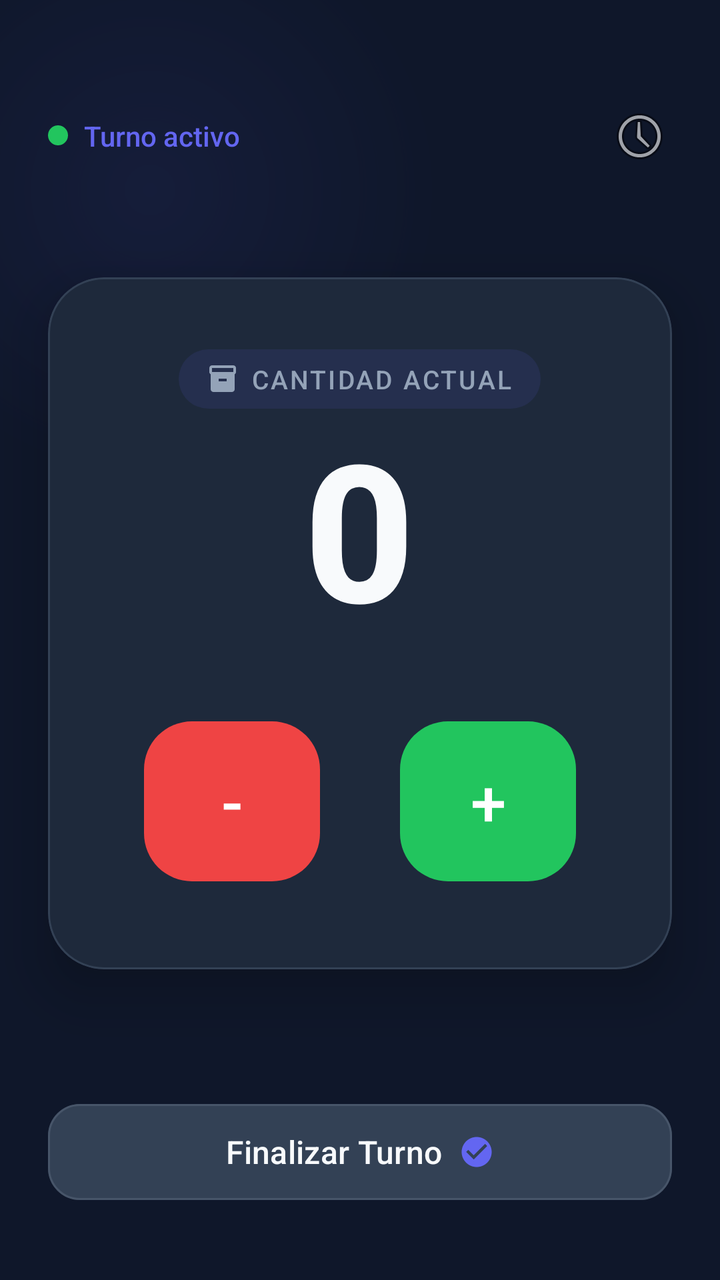
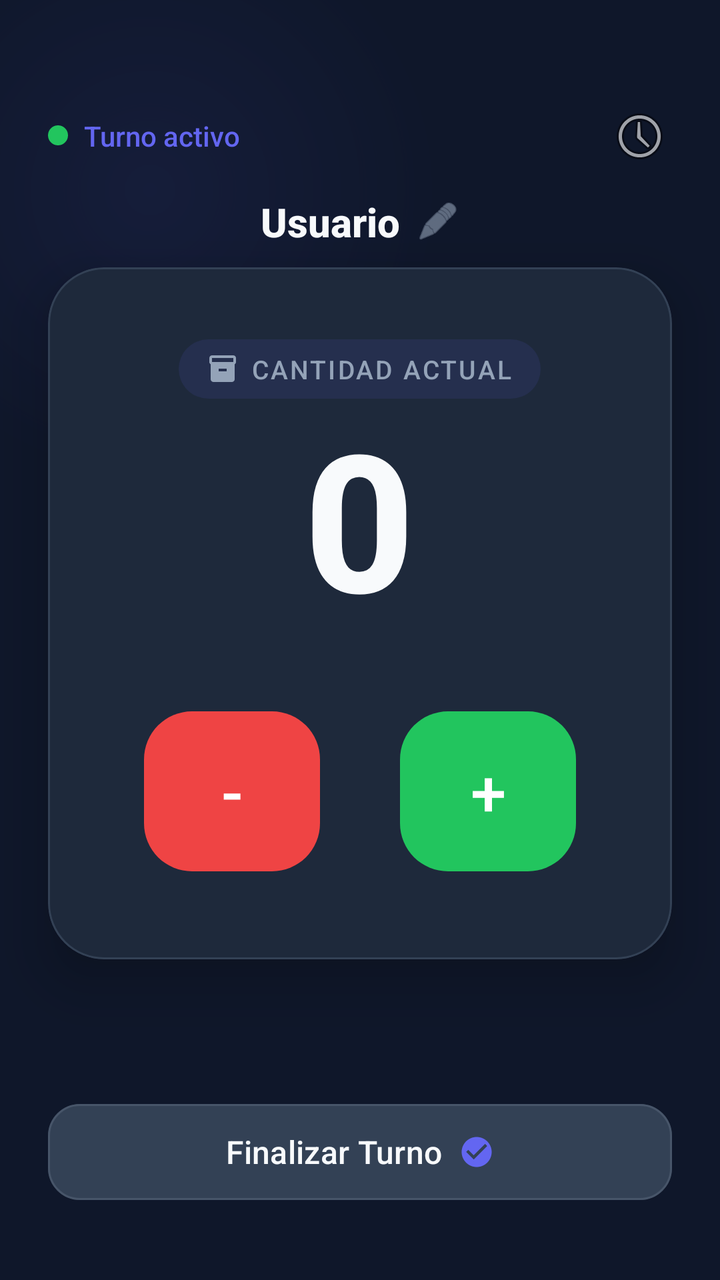

An Android layout rendered at two revisions. The XML below is the earlier revision; the diff shows what the commit changed to produce the second picture.
<!-- AndroidManifest.xml: application theme Theme.BoxCounter -->
<!-- res/layout/activity_main.xml -->
<?xml version="1.0" encoding="utf-8"?>
<androidx.constraintlayout.widget.ConstraintLayout
    xmlns:android="http://schemas.android.com/apk/res/android"
    xmlns:app="http://schemas.android.com/apk/res-auto"
    android:id="@+id/main"
    android:layout_width="match_parent"
    android:layout_height="match_parent"
    android:background="#0F172A">

    
    <View
        android:layout_width="350dp"
        android:layout_height="350dp"
        android:background="@drawable/bg_gradient_circle_primary"
        android:alpha="0.08"
        app:layout_constraintTop_toTopOf="parent"
        app:layout_constraintStart_toStartOf="parent"
        android:translationX="-100dp"
        android:translationY="-80dp"/>

    
    <LinearLayout
        android:id="@+id/topBar"
        android:layout_width="0dp"
        android:layout_height="wrap_content"
        android:orientation="horizontal"
        android:gravity="center_vertical"
        android:paddingHorizontal="24dp"
        android:paddingTop="52dp"
        android:paddingBottom="16dp"
        app:layout_constraintTop_toTopOf="parent"
        app:layout_constraintStart_toStartOf="parent"
        app:layout_constraintEnd_toEndOf="parent">

        
        <LinearLayout
            android:layout_width="0dp"
            android:layout_height="wrap_content"
            android:layout_weight="1"
            android:orientation="horizontal"
            android:gravity="center_vertical">

            <View
                android:layout_width="10dp"
                android:layout_height="10dp"
                android:background="@drawable/bg_dot_active"/>

            <TextView
                android:layout_width="wrap_content"
                android:layout_height="wrap_content"
                android:text="Turno activo"
                android:textSize="14sp"
                android:textColor="#6366F1"
                android:fontFamily="sans-serif-medium"
                android:layout_marginStart="8dp"/>
        </LinearLayout>

        <include
            android:id="@+id/btnHistory"
            layout="@layout/view_history_button"
            android:layout_width="wrap_content"
            android:layout_height="wrap_content"/>
    </LinearLayout>

    
    <com.google.android.material.card.MaterialCardView
        android:id="@+id/cardCounter"
        android:layout_width="0dp"
        android:layout_height="wrap_content"
        android:layout_marginHorizontal="24dp"
        app:cardCornerRadius="28dp"
        app:cardElevation="16dp"
        app:cardBackgroundColor="#1E293B"
        app:strokeColor="#334155"
        app:strokeWidth="1dp"
        app:layout_constraintTop_toBottomOf="@id/topBar"
        app:layout_constraintBottom_toTopOf="@id/btnFinish"
        app:layout_constraintStart_toStartOf="parent"
        app:layout_constraintEnd_toEndOf="parent"
        app:layout_constraintVertical_bias="0.38">

        <LinearLayout
            android:layout_width="match_parent"
            android:layout_height="wrap_content"
            android:orientation="vertical"
            android:paddingHorizontal="32dp"
            android:paddingTop="36dp"
            android:paddingBottom="40dp"
            android:gravity="center">

            
            <LinearLayout
                android:layout_width="wrap_content"
                android:layout_height="wrap_content"
                android:orientation="horizontal"
                android:gravity="center_vertical"
                android:background="@drawable/bg_chip_subtle"
                android:paddingHorizontal="14dp"
                android:paddingVertical="6dp">

                <ImageView
                    android:layout_width="16dp"
                    android:layout_height="16dp"
                    android:src="@drawable/ic_box"
                    app:tint="#94A3B8"
                    android:contentDescription="Boxes"/>

                <TextView
                    android:layout_width="wrap_content"
                    android:layout_height="wrap_content"
                    android:text="Cantidad Actual"
                    android:textSize="13sp"
                    android:textColor="#94A3B8"
                    android:fontFamily="sans-serif-medium"
                    android:letterSpacing="0.08"
                    android:textAllCaps="true"
                    android:layout_marginStart="6dp"/>
            </LinearLayout>

            
            <TextView
                android:id="@+id/tvQuantity"
                android:layout_width="wrap_content"
                android:layout_height="wrap_content"
                android:text="0"
                android:textSize="96sp"
                android:textStyle="bold"
                android:textColor="#F8FAFC"
                android:fontFamily="sans-serif-medium"
                android:layout_marginTop="8dp"
                android:layout_marginBottom="32dp"
                android:includeFontPadding="false"/>

            
            <LinearLayout
                android:layout_width="match_parent"
                android:layout_height="wrap_content"
                android:orientation="horizontal"
                android:gravity="center">

                <com.google.android.material.button.MaterialButton
                    android:id="@+id/btnMinus"
                    style="@style/Widget.Material3.Button"
                    android:layout_width="88dp"
                    android:layout_height="88dp"
                    android:text="-"
                    android:textSize="32sp"
                    android:textColor="#FFFFFF"
                    app:cornerRadius="24dp"
                    app:backgroundTint="#EF4444"
                    app:rippleColor="#FCA5A5"
                    android:stateListAnimator="@null"/>

                <Space
                    android:layout_width="40dp"
                    android:layout_height="wrap_content"/>

                <com.google.android.material.button.MaterialButton
                    android:id="@+id/btnPlus"
                    style="@style/Widget.Material3.Button"
                    android:layout_width="88dp"
                    android:layout_height="88dp"
                    android:text="+"
                    android:textSize="32sp"
                    android:textColor="#FFFFFF"
                    app:cornerRadius="24dp"
                    app:backgroundTint="#22C55E"
                    app:rippleColor="#86EFAC"
                    android:stateListAnimator="@null"/>
            </LinearLayout>
        </LinearLayout>
    </com.google.android.material.card.MaterialCardView>

    
    <com.google.android.material.button.MaterialButton
        android:id="@+id/btnFinish"
        style="@style/Widget.Material3.Button.OutlinedButton"
        android:layout_width="0dp"
        android:layout_height="56dp"
        android:layout_marginHorizontal="24dp"
        android:layout_marginBottom="36dp"
        android:text="Finalizar Turno"
        android:textSize="16sp"
        android:textColor="#F8FAFC"
        android:textAllCaps="false"
        android:fontFamily="sans-serif-medium"
        app:cornerRadius="16dp"
        app:backgroundTint="#334155"
        app:strokeColor="#475569"
        app:strokeWidth="1dp"
        app:rippleColor="#6366F1"
        app:icon="@drawable/ic_check_circle"
        app:iconGravity="textEnd"
        app:iconTint="#6366F1"
        app:iconPadding="8dp"
        app:layout_constraintBottom_toBottomOf="parent"
        app:layout_constraintStart_toStartOf="parent"
        app:layout_constraintEnd_toEndOf="parent"/>

</androidx.constraintlayout.widget.ConstraintLayout>
<!-- res/layout/view_history_button.xml (included above) -->
<?xml version="1.0" encoding="utf-8"?>
<ImageButton xmlns:android="http://schemas.android.com/apk/res/android"
    android:id="@+id/btnHistory"
    android:layout_width="48dp"
    android:layout_height="48dp"
    android:src="@android:drawable/ic_menu_recent_history"
    android:background="?attr/selectableItemBackgroundBorderless"
    android:contentDescription="Historial" />
<!-- resources referenced by this layout -->
<resources>
  <!-- drawable bg_chip_subtle (drawable) -->
  <?xml version="1.0" encoding="utf-8"?>
  <shape xmlns:android="http://schemas.android.com/apk/res/android"
      android:shape="rectangle">
      <solid android:color="#1A6366F1"/>
      <corners android:radius="20dp"/>
  </shape>
  <!-- drawable bg_dot_active (drawable) -->
  <?xml version="1.0" encoding="utf-8"?>
  <shape xmlns:android="http://schemas.android.com/apk/res/android"
      android:shape="oval">
      <solid android:color="#22C55E"/>
  </shape>
  <!-- drawable bg_gradient_circle_primary (drawable) -->
  <?xml version="1.0" encoding="utf-8"?>
  <shape xmlns:android="http://schemas.android.com/apk/res/android"
      android:shape="oval">
      <gradient
          android:type="radial"
          android:gradientRadius="150dp"
          android:startColor="#6366F1"
          android:endColor="#00000000"/>
  </shape>
  <!-- drawable ic_box (drawable) -->
  <vector xmlns:android="http://schemas.android.com/apk/res/android"
      android:width="24dp"
      android:height="24dp"
      android:viewportWidth="24"
      android:viewportHeight="24"
      android:tint="#FFFFFF">
      <path
          android:fillColor="@android:color/white"
          android:pathData="M20,2H4C3,2 2,2.9 2,4v3.01C2,7.73 2.43,8.35 3,8.7V20c0,1.1 1.1,2 2,2h14c0.9,0 2,-0.9 2,-2V8.7c0.57,-0.35 1,-0.97 1,-1.69V4C22,2.9 21,2 20,2zM15,14H9v-2h6V14zM20,7H4V4h16V7z"/>
  </vector>
  <!-- drawable ic_check_circle (drawable) -->
  <vector xmlns:android="http://schemas.android.com/apk/res/android"
      android:width="24dp"
      android:height="24dp"
      android:viewportWidth="24"
      android:viewportHeight="24"
      android:tint="#FFFFFF">
      <path
          android:fillColor="@android:color/white"
          android:pathData="M12,2C6.48,2 2,6.48 2,12s4.48,10 10,10 10,-4.48 10,-10S17.52,2 12,2zM10,17l-5,-5 1.41,-1.41L10,14.17l7.59,-7.59L19,8l-9,9z"/>
  </vector>
  <style name="Theme.BoxCounter" parent="Theme.Material3.DayNight.NoActionBar">
  
          <item name="colorPrimary">@color/md_primary</item>
          <item name="colorOnPrimary">@color/md_onPrimary</item>
  
          <item name="colorSecondary">@color/md_secondary</item>
          <item name="colorOnSecondary">@color/md_onSecondary</item>
  
          <item name="android:colorBackground">@color/md_background</item>
          <item name="colorSurface">@color/md_surface</item>
  
      </style>
  <color name="md_primary">#1E3A8A</color>
  <color name="md_onPrimary">#FFFFFF</color>
  <color name="md_secondary">#F59E0B</color>
  <color name="md_onSecondary">#000000</color>
  <color name="md_background">#F3F4F6</color>
  <color name="md_surface">#FFFFFF</color>
</resources>

<!-- the commit's change to res/layout/activity_main.xml (unified diff, before → after) -->
@@ -27,7 +27,7 @@
         android:gravity="center_vertical"
         android:paddingHorizontal="24dp"
         android:paddingTop="52dp"
-        android:paddingBottom="16dp"
+        android:paddingBottom="8dp"
         app:layout_constraintTop_toTopOf="parent"
         app:layout_constraintStart_toStartOf="parent"
         app:layout_constraintEnd_toEndOf="parent">
@@ -55,11 +55,47 @@
                 android:layout_marginStart="8dp"/>
         </LinearLayout>
 
+
         <include
             android:id="@+id/btnHistory"
             layout="@layout/view_history_button"
             android:layout_width="wrap_content"
             android:layout_height="wrap_content"/>
+    </LinearLayout>
+
+    
+    <LinearLayout
+        android:id="@+id/containerUser"
+        android:layout_width="wrap_content"
+        android:layout_height="wrap_content"
+        android:orientation="horizontal"
+        android:gravity="center"
+        android:layout_marginTop="12dp"
+        android:layout_marginBottom="16dp"
+        app:layout_constraintTop_toBottomOf="@id/topBar"
+        app:layout_constraintBottom_toTopOf="@id/cardCounter"
+        app:layout_constraintStart_toStartOf="parent"
+        app:layout_constraintEnd_toEndOf="parent">
+
+        <TextView
+            android:id="@+id/tvUserName"
+            android:layout_width="wrap_content"
+            android:layout_height="wrap_content"
+            android:text="Usuario"
+            android:textSize="20sp"
+            android:textColor="#F8FAFC"
+            android:fontFamily="sans-serif-medium"
+            android:textStyle="bold" />
+
+        <ImageView
+            android:id="@+id/btnEditName"
+            android:layout_width="22dp"
+            android:layout_height="22dp"
+            android:layout_marginStart="8dp"
+            android:src="@android:drawable/ic_menu_edit"
+            app:tint="#94A3B8"
+            android:background="?attr/selectableItemBackgroundBorderless"
+            android:contentDescription="Editar nombre" />
     </LinearLayout>
 
     
